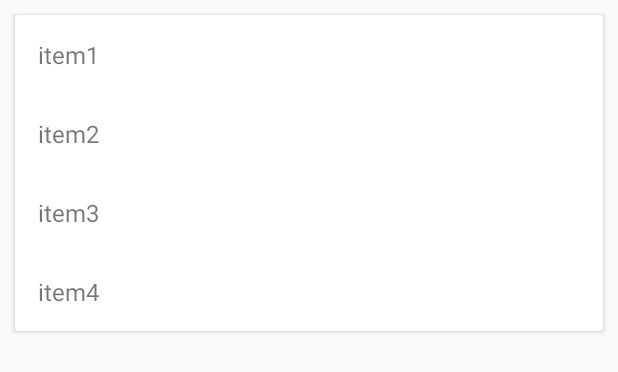
After one commit to stew1995/LoyaltyPoints, an Android app: the layout pre_order_list_layout.xml on its own in the app's theme, with its tools: preview values and no code run, on a phone screen of 412 x 824 dp. The commit adds this screen. Shown: the top 372 px of the screen. Run offline under Robolectric (Android 15) with nearby library versions, the phone set to English and light mode, and no system bars.

Commit message:
Pre order Doesnt work anymore it doesnt send to the database,,
needs checking

Created XML file for the list of items a user has pre ordered and putting in to Recycler View

Need to populate this with data that is sent to the database

Use Getters and Settings aswell

```diff
--- /dev/null
+++ b/app/src/main/res/layout/pre_order_list_layout.xml
@@ -0,0 +1,41 @@
+<?xml version="1.0" encoding="utf-8"?>
+<android.support.v7.widget.CardView xmlns:android="http://schemas.android.com/apk/res/android"
+    android:layout_width="match_parent" android:layout_height="wrap_content" android:layout_margin="10dp"
+    android:layout_marginBottom="-5dp">
+
+    <LinearLayout
+        android:layout_width="match_parent"
+        android:layout_height="wrap_content"
+        android:orientation="vertical">
+
+        <TextView
+            android:layout_width="match_parent"
+            android:layout_height="wrap_content"
+            android:text="item1"
+            android:padding="15dp"
+            android:textSize="16sp"/>
+
+        <TextView
+            android:layout_width="match_parent"
+            android:layout_height="wrap_content"
+            android:text="item2"
+            android:padding="15dp"
+            android:textSize="16sp"/>
+
+        <TextView
+            android:layout_width="match_parent"
+            android:layout_height="wrap_content"
+            android:text="item3"
+            android:padding="15dp"
+            android:textSize="16sp"/>
+
+        <TextView
+            android:layout_width="match_parent"
+            android:layout_height="wrap_content"
+            android:text="item4"
+            android:padding="15dp"
+            android:textSize="16sp"/>
+    </LinearLayout>
+
+
+</android.support.v7.widget.CardView>
```
Also changed, not shown: app/src/main/res/layout/activity_pre_order.xml (+11 -2 lines), app/src/main/res/layout/item_layout.xml (deleted, +0 -37 lines), app/src/main/res/layout/item_row.xml (+35 -24 lines).
